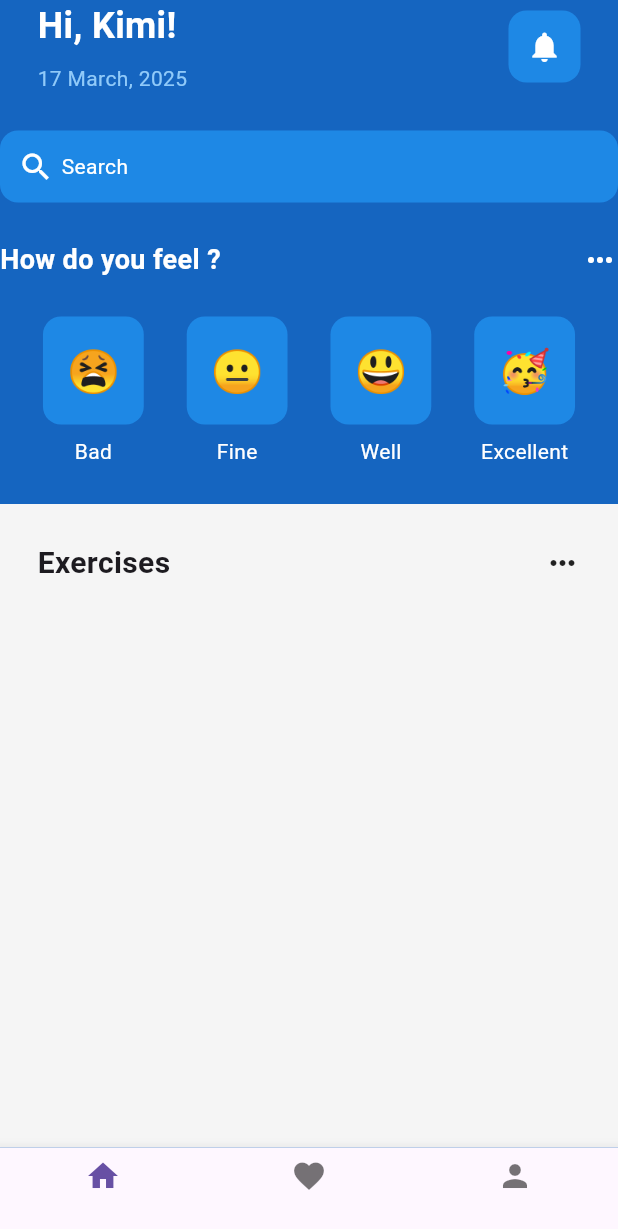
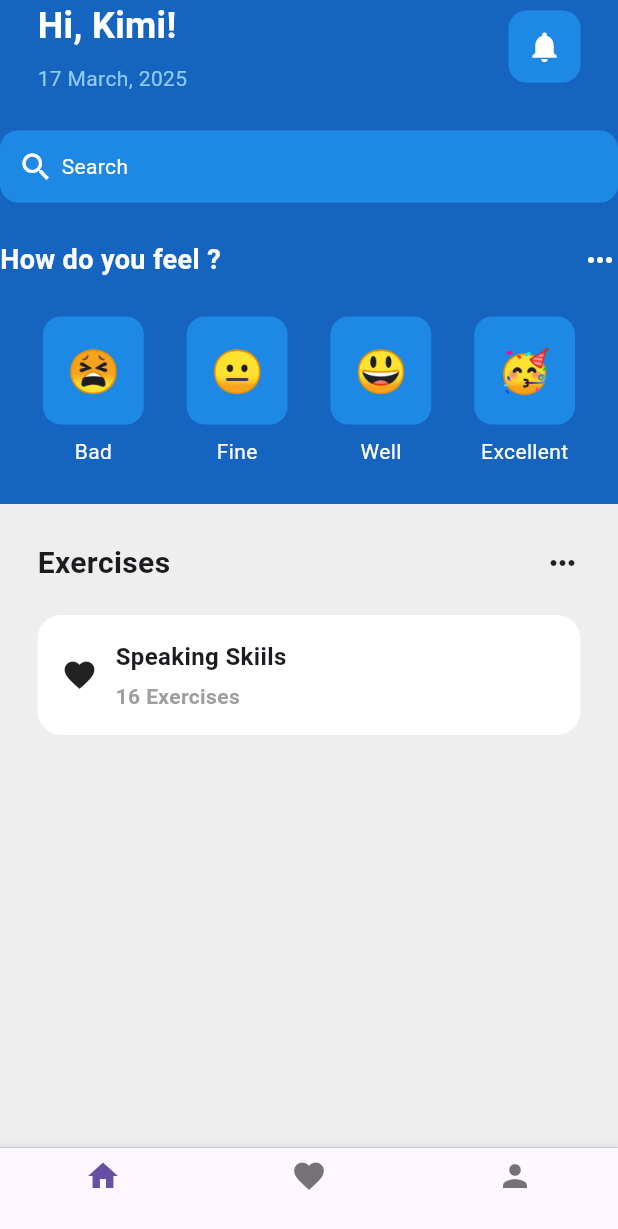
Before and after one commit to OrewaKimi/uts_mobile-programing-lanjut, a Flutter app: the screen it shows after launch, on a phone screen of 412 x 824 dp. Shown: the top 1229 px of the screen. Run offline on Flutter 3.47's test engine with Material 3 defaults, Android fonts, the phone set to English and light mode, and no system bars.

Commit message:
add widget

```diff
--- a/lib/pages/home_page.dart
+++ b/lib/pages/home_page.dart
@@ -153,7 +153,7 @@ class _HomePageState extends State<HomePage> {
             Expanded(
               child: Container(
                 padding: EdgeInsets.all(25),
-                color: Colors.grey[100],
+                color: Colors.grey[200],
                 child: Center(
                   child: Column(
                     children: [
@@ -172,8 +172,46 @@ class _HomePageState extends State<HomePage> {
                          Icon(Icons.more_horiz),
                         ],
                       ),
+                      SizedBox(
+                        height: 20,
+                        ),
 
                       //Listiew of exercises
+                       Container(
+                        padding: EdgeInsets.all(16),
+                        decoration: BoxDecoration(
+                          color: Colors.white,
+                          borderRadius: BorderRadius.circular(16),
+                        ),
+                        child: Row(children: [
+                          Icon(Icons.favorite),
+                          SizedBox(
+                            width: 12,
+                            ),
+                          Column(
+                            crossAxisAlignment: CrossAxisAlignment.start,
+                            children: [
+                        //title
+                          Text('Speaking Skiils',
+                            style: TextStyle(fontWeight: FontWeight.bold,
+                            fontSize: 16,
+                            ),
+                            ),
+                            SizedBox(
+                              height: 5,
+                              ),
+                        //subtitle
+                          Text('16 Exercises',
+                          style: TextStyle(fontWeight: FontWeight.bold,
+                          color: Colors.grey,
+                            fontSize: 14,
+                            ),
+                            ),
+                              ],
+                            )
+                          ],
+                        ),
+                      )
                     ],
                   ),
                 ),
```
